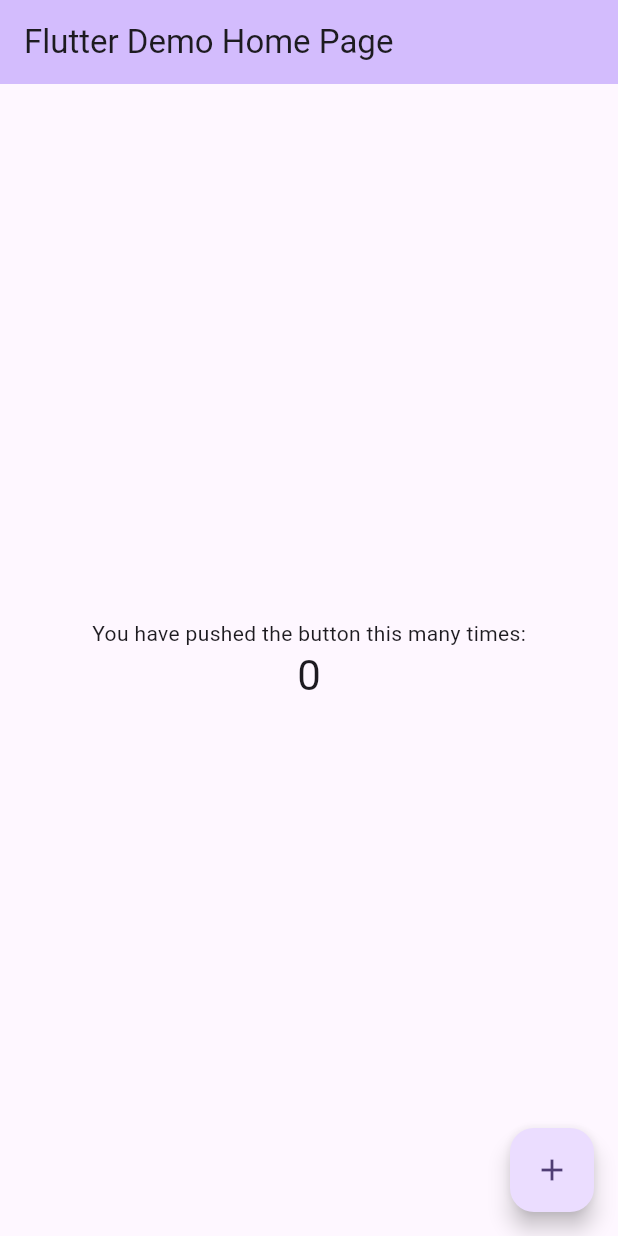
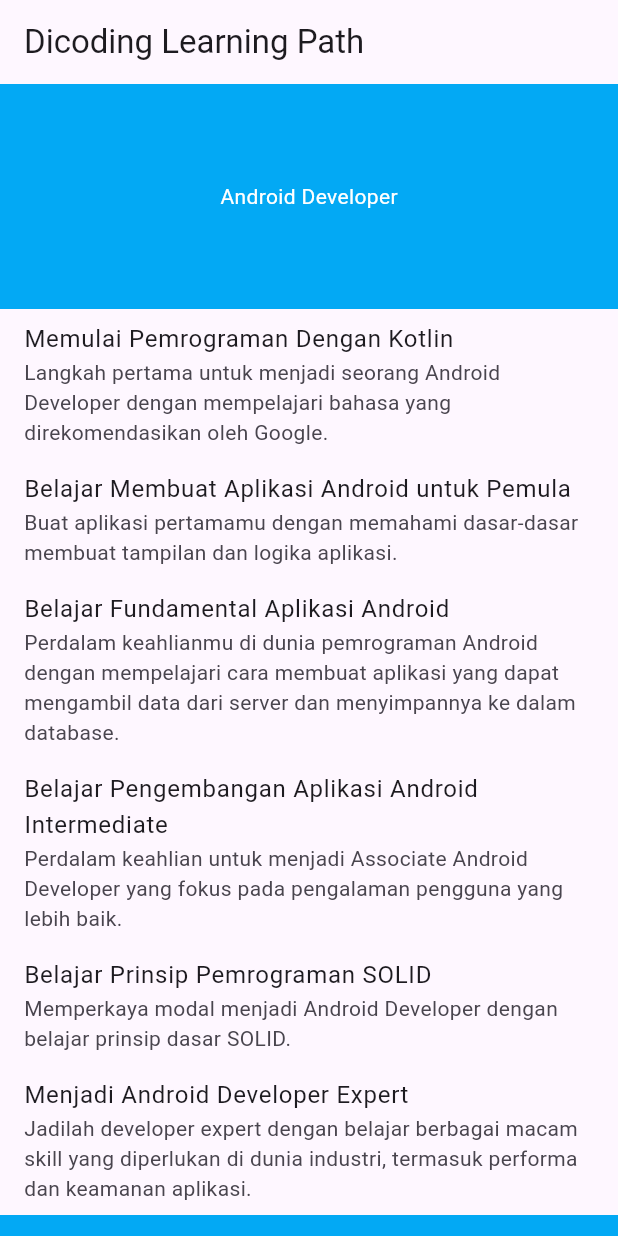
Before and after one commit to ZenMachi/Flutter-Fundamental-Arc, a Flutter app: the screen it shows after launch, on a phone screen of 412 x 824 dp. Run offline on Flutter 3.47's test engine with Material 3 defaults, Android fonts, the phone set to English and light mode, and no system bars; our stand-ins replace webview_flutter; missing offline and left inert: dart:ffi.

Commit message:
Done SliverList & SliverGrid

```diff
--- /dev/null
+++ b/sliverlist_slivergrid/lib/academy.dart
@@ -0,0 +1,118 @@
+class Academy {
+  final String title;
+  final String description;
+
+  Academy({required this.title, required this.description});
+}
+
+final List<Academy> androidPaths = [
+  Academy(
+    title: 'Memulai Pemrograman Dengan Kotlin',
+    description:
+    'Langkah pertama untuk menjadi seorang Android Developer dengan mempelajari bahasa yang direkomendasikan oleh Google.',
+  ),
+  Academy(
+    title: 'Belajar Membuat Aplikasi Android untuk Pemula',
+    description:
+    'Buat aplikasi pertamamu dengan memahami dasar-dasar membuat tampilan dan logika aplikasi.',
+  ),
+  Academy(
+    title: 'Belajar Fundamental Aplikasi Android',
+    description:
+    'Perdalam keahlianmu di dunia pemrograman Android dengan mempelajari cara membuat aplikasi yang dapat mengambil data dari server dan menyimpannya ke dalam database.',
+  ),
+  Academy(
+    title: 'Belajar Pengembangan Aplikasi Android Intermediate',
+    description:
+    'Perdalam keahlian untuk menjadi Associate Android Developer yang fokus pada pengalaman pengguna yang lebih baik.',
+  ),
+  Academy(
+    title: 'Belajar Prinsip Pemrograman SOLID',
+    description:
+    'Memperkaya modal menjadi Android Developer dengan belajar prinsip dasar SOLID.',
+  ),
+  Academy(
+    title: 'Menjadi Android Developer Expert',
+    description:
+    'Jadilah developer expert dengan belajar berbagai macam skill yang diperlukan di dunia industri, termasuk performa dan keamanan aplikasi.',
+  ),
+];
+
+final List<Academy> iosPaths = [
+  Academy(
+    title: 'Memulai Pemrograman Dengan Swift',
+    description:
+    'Langkah pertama untuk menjadi seorang iOS Developer dengan mempelajari bahasa yang direkomendasikan oleh Apple.Inc.',
+  ),
+  Academy(
+    title: 'Belajar Membuat Aplikasi iOS untuk Pemula',
+    description:
+    'Buat aplikasi iOS pertamamu dengan memahami dasar-dasar membuat tampilan dan logika aplikasi.',
+  ),
+  Academy(
+    title: 'Belajar Fundamental Aplikasi iOS',
+    description:
+    'Perdalam keahlianmu di dunia pemrograman iOS dengan mempelajari cara membuat aplikasi yang dapat mengambil data dari server dan menyimpannya ke dalam database.',
+  ),
+  Academy(
+    title: 'Belajar Prinsip Pemrograman SOLID',
+    description:
+    'Memperkaya modal menjadi iOS Developer dengan belajar prinsip dasar SOLID.',
+  ),
+  Academy(
+    title: 'Menjadi iOS Developer Expert',
+    description:
+    'Jadilah iOS Developer Expert dengan belajar berbagai macam skill yang diperlukan di dunia industri.',
+  ),
+];
+
+final List<Academy> flutterPaths = [
+  Academy(
+    title: 'Memulai Pemrograman Dengan Dart',
+    description:
+    'Langkah pertama untuk menjadi seorang Flutter Developer dengan mempelajari bahasa Dart yang digunakan untuk mengembangkan aplikasi dengan Flutter.',
+  ),
+  Academy(
+    title: 'Belajar Membuat Aplikasi Flutter untuk Pemula',
+    description:
+    'Buat aplikasi pertamamu dengan mengenal Flutter dan memahami dasar-dasar membangun tampilan Flutter dengan widget.',
+  ),
+  Academy(
+    title: 'Belajar Fundamental Aplikasi Flutter',
+    description:
+    'Perdalam keahlianmu dalam mengembangkan aplikasi menggunakan Flutter dengan mempelajari cara membuat aplikasi yang dapat mengambil data dari server dan menyimpannya ke dalam database.',
+  ),
+  Academy(
+    title: 'Belajar Prinsip Pemrograman SOLID',
+    description:
+    'Mendalami Object-Oriented Programming (OOP) dengan belajar prinsip dasar SOLID.',
+  ),
+  Academy(
+    title: 'Menjadi Flutter Developer Expert',
+    description:
+    'Pelajari best practice seperti clean architecture, TDD, modularisasi, continuous integration, performance, dan security dalam mengembangkan aplikasi Flutter.',
+  ),
+];
+
+final List<Academy> webPaths = [
+  Academy(
+    title: 'Belajar Dasar Pemrograman Web',
+    description:
+    'Belajar dasar adalah langkah yang tidak boleh dilewatkan untuk mahir di bidang apa pun. Di sini, Anda akan belajar dasar dari HTML, CSS dan JavaScript. sebagai 3 pilar pembentuk website.',
+  ),
+  Academy(
+    title: 'Belajar Membuat Front-End Web untuk Pemula',
+    description:
+    'Pelajari lebih dalam JavaScript, DOM manipulation, dan web storage untuk meningkatkan fungsionalitas dan interaktifitas pada website Anda.',
+  ),
+  Academy(
+    title: 'Belajar Fundamental Front-End Web Development',
+    description:
+    'Agar pengalaman mengembangkan website lebih seru, gunakanlah tools modern seperti Webpack. Selain itu, Anda akan belajar bagaimana menampilkan data dari server sehingga webmu bisa menampilkan data yang dinamis.',
+  ),
+  Academy(
+    title: 'Menjadi Front-End Web Developer Expert',
+    description:
+    'Menjadi seorang expert adalah impian setiap developer. Untuk itu, Anda perlu mempelajari prinsip dan materi expert seperti testing dan performance di sini. Di langkah ini juga, Anda diarahkan untuk membuat web aplikasi yang modern.',
+  ),
+];
--- /dev/null
+++ b/sliverlist_slivergrid/lib/learning_path_page.dart
@@ -0,0 +1,104 @@
+import 'dart:ffi';
+
+import 'package:flutter/material.dart';
+import 'package:sliverlist_slivergrid/academy.dart';
+
+class LearningPathPage extends StatelessWidget {
+  const LearningPathPage({super.key});
+
+  @override
+  Widget build(BuildContext context) {
+    return Scaffold(
+      appBar: AppBar(
+        title: const Text('Dicoding Learning Path'),
+      ),
+      body: const LearningPathList(),
+    );
+  }
+}
+
+class LearningPathList extends StatelessWidget {
+  const LearningPathList({super.key});
+
+  SliverPersistentHeader _header(String text) {
+    return SliverPersistentHeader(
+        pinned: true,
+        delegate: SliverAppBarDelegate(
+            minHeight: 60,
+            maxHeight: 150,
+            child: Container(
+              color: Colors.lightBlue,
+              child: Center(
+                child: Text(
+                  text,
+                  style: const TextStyle(color: Colors.white),
+                ),
+              ),
+            )));
+  }
+
+  @override
+  Widget build(BuildContext context) {
+    return CustomScrollView(
+      slivers: [
+        _header('Android Developer'),
+        SliverList(
+            delegate:
+                SliverChildListDelegate(androidPaths.map(_buildTile).toList())),
+        _header('iOS Developer'),
+        SliverList(
+            delegate:
+                SliverChildListDelegate(iosPaths.map(_buildTile).toList())),
+        _header('Multi-Platform App Developer'),
+        SliverGrid.count(
+          crossAxisCount: 2,
+          children: flutterPaths.map(_buildTile).toList(),
+        ),
+        _header('Front-End Web Developer'),
+        SliverGrid.count(
+          crossAxisCount: 2,
+          children: webPaths.map(_buildTile).toList(),
+        )
+      ],
+    );
+  }
+
+  Widget _buildTile(Academy academy) {
+    return ListTile(
+      title: Text(academy.title),
+      subtitle: Text(
+        academy.description,
+        overflow: TextOverflow.ellipsis,
+        maxLines: 4,
+      ),
+    );
+  }
+}
+
+class SliverAppBarDelegate extends SliverPersistentHeaderDelegate {
+  SliverAppBarDelegate(
+      {required this.minHeight, required this.maxHeight, required this.child});
+
+  final double minHeight;
+  final double maxHeight;
+  final Widget child;
+
+  @override
+  Widget build(
+      BuildContext context, double shrinkOffset, bool overlapsContent) {
+    return child;
+  }
+
+  @override
+  double get maxExtent => maxHeight;
+
+  @override
+  double get minExtent => minHeight;
+
+  @override
+  bool shouldRebuild(SliverAppBarDelegate oldDelegate) {
+    return maxHeight != oldDelegate.maxHeight ||
+        minHeight != oldDelegate.minHeight ||
+        child != oldDelegate.child;
+  }
+}
--- a/sliverlist_slivergrid/lib/main.dart
+++ b/sliverlist_slivergrid/lib/main.dart
@@ -1,4 +1,5 @@
 import 'package:flutter/material.dart';
+import 'package:sliverlist_slivergrid/learning_path_page.dart';
 
 void main() {
   runApp(const MyApp());
@@ -31,7 +32,7 @@
         colorScheme: ColorScheme.fromSeed(seedColor: Colors.deepPurple),
         useMaterial3: true,
       ),
-      home: const MyHomePage(title: 'Flutter Demo Home Page'),
+      home: const LearningPathPage()
     );
   }
 }
```
